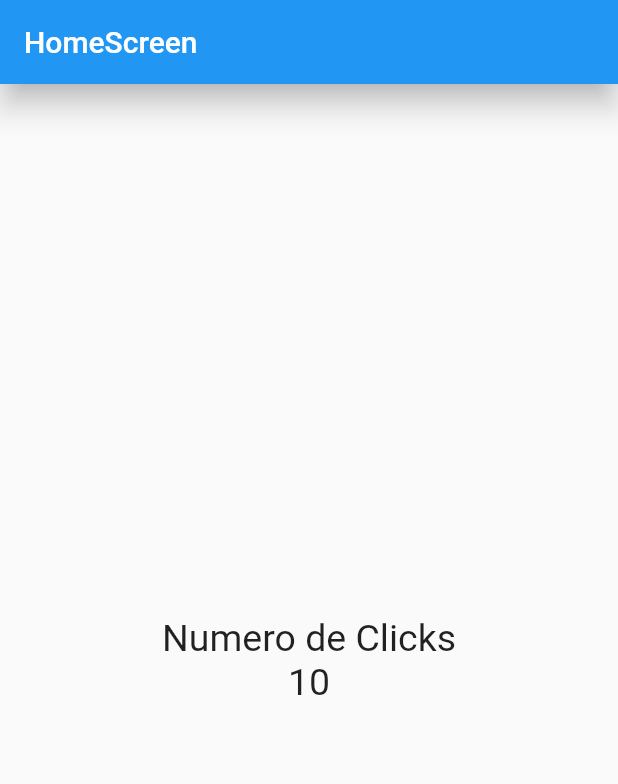
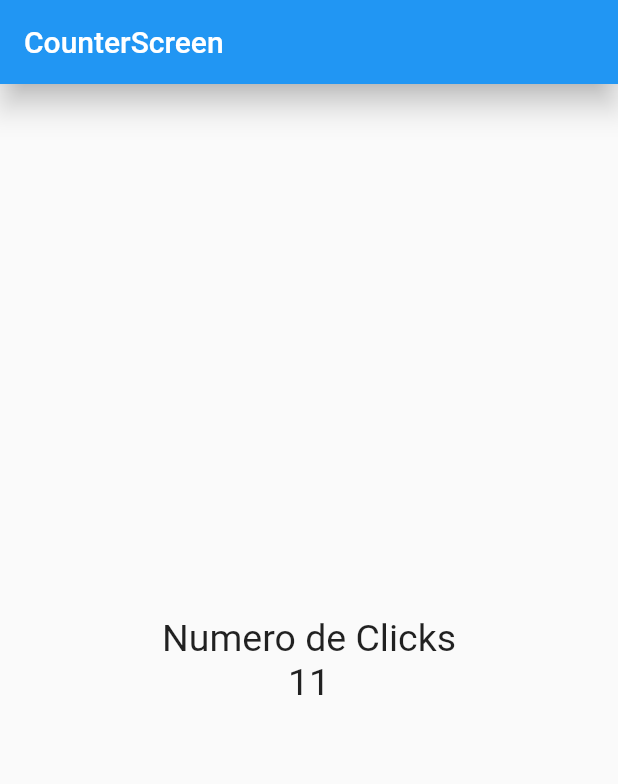
Before and after one commit to EdwinAlexanderBernardinoMoran/Introduccion_A_Flutter, a Flutter app: the screen it shows after launch, after a tap on the "add" icon, on a phone screen of 412 x 824 dp. Shown: the top 784 px of the screen. Run offline on Flutter 3.47's test engine with Material 2 defaults, Android fonts, the phone set to English and light mode, and no system bars.

Commit message:
StatefullWidget

```diff
--- a/counter_app_01/lib/main.dart
+++ b/counter_app_01/lib/main.dart
@@ -1,5 +1,6 @@
 import 'package:flutter/material.dart';
-import 'package:counter_app_01/screens/home_screen.dart';
+import 'package:counter_app_01/screens/counter_screen.dart';
+// import 'package:counter_app_01/screens/home_screen.dart';
 
 void main() {
   runApp(const MyApp());
@@ -12,7 +13,8 @@ class MyApp extends StatelessWidget {
   Widget build(BuildContext context) {
     return const MaterialApp(
       debugShowCheckedModeBanner: false,
-      home: HomeSCreen(),
+      // home: HomeSCreen(),
+      home: CounterScreen(),
     );
   }
 }
--- /dev/null
+++ b/counter_app_01/lib/screens/counter_screen.dart
@@ -0,0 +1,57 @@
+import 'package:flutter/material.dart';
+
+// El StatelessWidget no puede manejar estados para ello necesitamos un gestor de estados.
+class CounterScreen extends StatefulWidget {
+  const CounterScreen({super.key});
+
+  @override
+  State<CounterScreen> createState() => _CounterScreenState();
+}
+
+class _CounterScreenState extends State<CounterScreen> {
+  int counter = 10;
+
+  // El BuildContext es todo el arbol de Widget
+  @override
+  Widget build(BuildContext context) {
+    const fontSize = TextStyle(fontSize: 25);
+
+    // El Scaffold es un Widget que crea toda una pantalla en blanco para nosotros poder añadir estilos. Es como un lienzo para empezar a poner Widget
+    return Scaffold(
+      appBar: AppBar(
+        title: const Text('CounterScreen'),
+        elevation: 8.0,
+      ),
+      // backgroundColor: Colors.pink,
+      // Cuando trabajamos con Scaffold siempre trabajamos en el body.
+      body: Center(
+        child: Column(
+          // Propiedades de las columnas.
+          mainAxisAlignment: MainAxisAlignment.center,
+          crossAxisAlignment: CrossAxisAlignment.center,
+          children: [
+            // Todo lo que esta aca, debe ser un widget
+            const Text('Numero de Clicks', style: fontSize),
+            Text('$counter', style: fontSize),
+          ],
+        ),
+      ),
+
+      floatingActionButtonLocation: FloatingActionButtonLocation.centerFloat,
+      floatingActionButton: FloatingActionButton(
+        // Icons es un Widget personalizado para mostrar iconos
+        child: const Icon(Icons.add),
+        onPressed: () {
+          counter++;
+
+          // Metodo setState solo puede ser llamado en StatfullWidget, esto notifica que hubo un cambio en el estado, y redibuja el widget
+          setState(() {});
+        },
+      ),
+    );
+  }
+}
+
+// Podemos trabajar con el widget Center, pero si no lo retiramos en su lugar y utilizamos las propiedades, mainAxisAligment,
+
+// crossAxisAlignment: Es relativo al widget que tiene mayor tamaño
```
